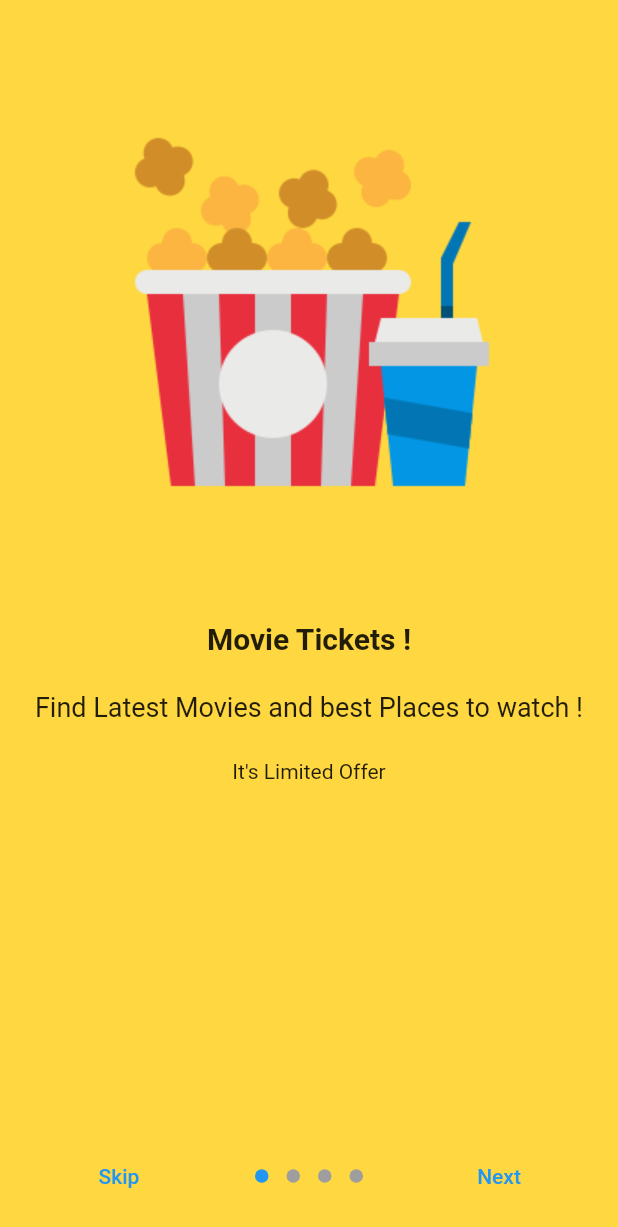
After one commit to MuhammadIrtaza/OXA-Application, a Flutter app: the Introscreen screen opened directly, on a phone screen of 412 x 824 dp. The commit adds this screen. Shown: the top 1227 px of the screen. Run offline on Flutter 3.47's test engine with Material 2 defaults, Android fonts, the phone set to English and light mode, and no system bars; drawn by our look-alikes of introduction_screen.

Commit message:
intro slider done

```diff
--- /dev/null
+++ b/lib/pages/introscreen.dart
@@ -0,0 +1,94 @@
+import 'package:introduction_screen/introduction_screen.dart';
+import 'package:flutter/material.dart';
+import 'package:oxa/pages/homepage.dart';
+
+class Introscreen extends StatefulWidget {
+  const Introscreen({Key? key}) : super(key: key);
+
+  @override
+  _IntroscreenState createState() => _IntroscreenState();
+}
+
+class _IntroscreenState extends State<Introscreen> {
+  void _Endwelcomepage(context) {
+    Navigator.pop(context);
+    Navigator.of(context).push(MaterialPageRoute(builder: (_) => Homepage()));
+  }
+
+  List<PageViewModel> getpages() {
+    return [
+      PageViewModel(
+        image: Image.asset(
+          "assets/images/movie.png",
+          height: 300,
+          width: 300,
+        ),
+        title: "Movie Tickets !",
+        body: "Find Latest Movies and best Places to watch !",
+        footer: Text("It's Limited Offer"),
+        decoration: const PageDecoration(
+          pageColor: Colors.amberAccent,
+        ),
+      ),
+      PageViewModel(
+        image: Image.asset(
+          "assets/images/hamburger.png",
+          height: 300,
+          width: 300,
+        ),
+        title: "Order Food !",
+        body: "Order your Food anytime from anywhere !",
+        footer: Text("It's Yummy"),
+        decoration: const PageDecoration(
+          pageColor: Colors.green,
+        ),
+      ),
+      PageViewModel(
+        image: Image.asset(
+          "assets/images/travel.png",
+          height: 300,
+          width: 300,
+        ),
+        title: "Travel World !",
+        body: "Find best Places to Travel around the World !",
+        footer: Text("Book your tickets as early as possible"),
+        decoration: const PageDecoration(
+          pageColor: Colors.orange,
+        ),
+      ),
+      PageViewModel(
+        image: Image.asset(
+          "assets/images/discount.png",
+          height: 300,
+          width: 300,
+        ),
+        title: "Dicount !",
+        body: "Get Maximun Discount on your favourite Brand !",
+        footer: Text("Avail your Desireable Offer"),
+        decoration: const PageDecoration(
+          pageColor: Colors.blue,
+        ),
+      ),
+    ];
+  }
+
+  @override
+  Widget build(BuildContext context) {
+    return Scaffold(
+        body: IntroductionScreen(
+      showDoneButton: true,
+      showNextButton: true,
+      showSkipButton: true,
+      next: Text("Next"),
+      done: Text("Done"),
+      skip: Text("Skip"),
+      onDone: () {
+        _Endwelcomepage(context);
+      },
+      onSkip: () {
+        _Endwelcomepage(context);
+      },
+      pages: getpages(),
+    ));
+  }
+}
--- a/pubspec.yaml
+++ b/pubspec.yaml
@@ -29,6 +29,8 @@ dependencies:
   # Use with the CupertinoIcons class for iOS style icons.
   cupertino_icons: ^1.0.2
   google_fonts: ^2.2.0
+
+  introduction_screen: ^2.1.0
 
 dev_dependencies:
   flutter_test:
```
Also changed, not shown: lib/pages/bottomnavbar.dart (added, +89 -0 lines), lib/pages/homepage.dart (+16 -2 lines), lib/pages/loginpage.dart (+47 -16 lines), lib/pages/signinpage.dart (+39 -9 lines), assets/images/discount.png (added), assets/images/hamburger.png (added), assets/images/img.png (added), assets/images/img2.png (added), assets/images/movie.png (added), assets/images/travel.png (added), pubspec.lock.
